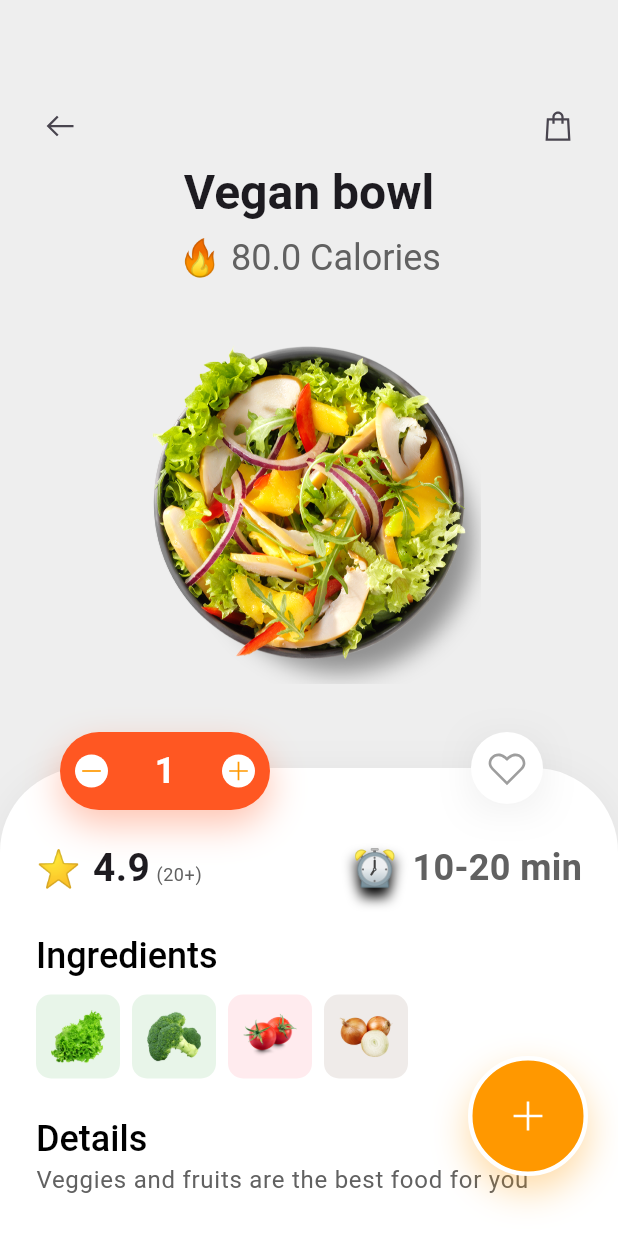
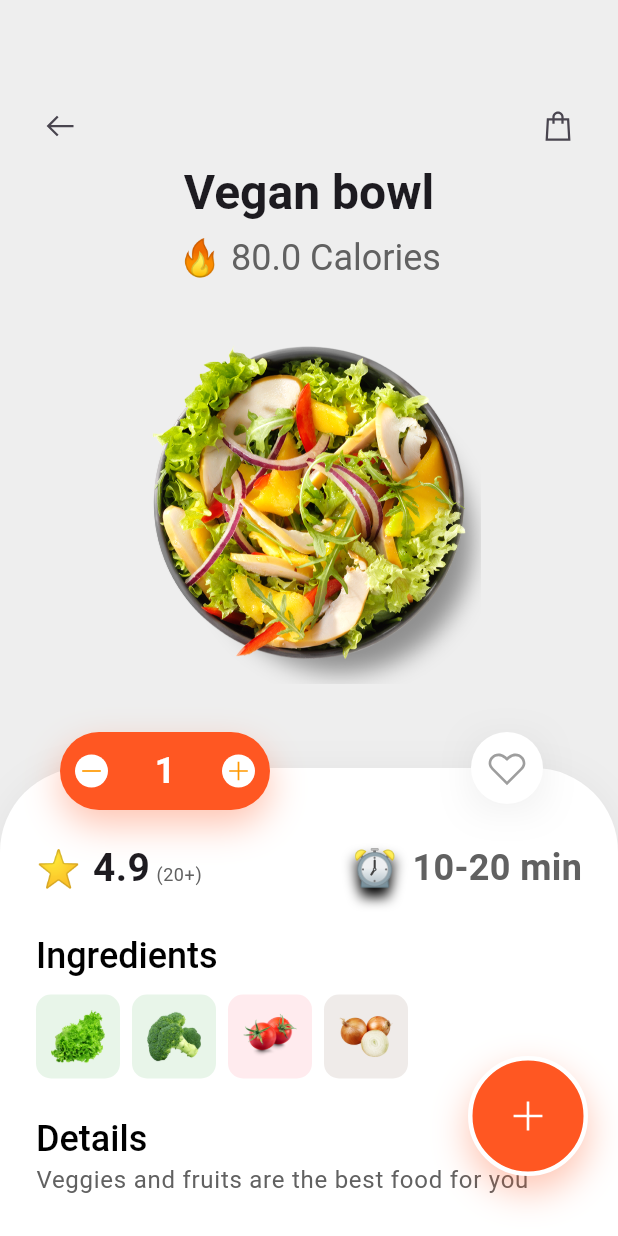
Before and after one commit to SornchaiTheDev/flutter-food-menu, a Flutter app: the screen it shows after launch, after a tap on "Vegan bowl", on a phone screen of 412 x 824 dp. Run offline on Flutter 3.47's test engine with Material 3 defaults, Android fonts, the phone set to English and light mode, and no system bars; our stand-ins replace line_icons; network calls fail; project files that could hold a hidden picture were left out.

Commit message:
modified: orange to deepOrange color at add to cart button

```diff
--- a/lib/views/salad_detail.dart
+++ b/lib/views/salad_detail.dart
@@ -200,14 +200,14 @@ class _SaladDetailViewState extends State<SaladDetailView> {
               onTap: () => print("Add to cart"),
               child: Container(
                 decoration: BoxDecoration(
-                  color: Colors.orange,
+                  color: Colors.deepOrange,
                   border: Border.all(color: Colors.white, width: 3.0),
                   borderRadius: const BorderRadius.all(
                     Radius.circular(100.0),
                   ),
                   boxShadow: [
                     BoxShadow(
-                      color: Colors.orange.withOpacity(0.35),
+                      color: Colors.deepOrange.withOpacity(0.35),
                       blurRadius: 20.0,
                       offset: const Offset(0.0, 10.0),
                     ),
```
